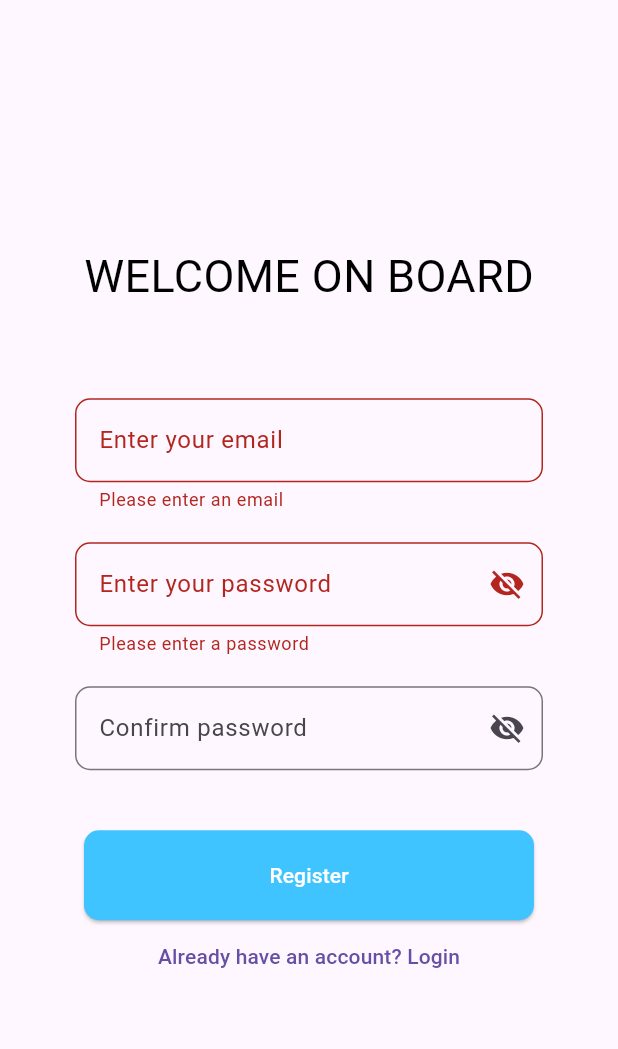
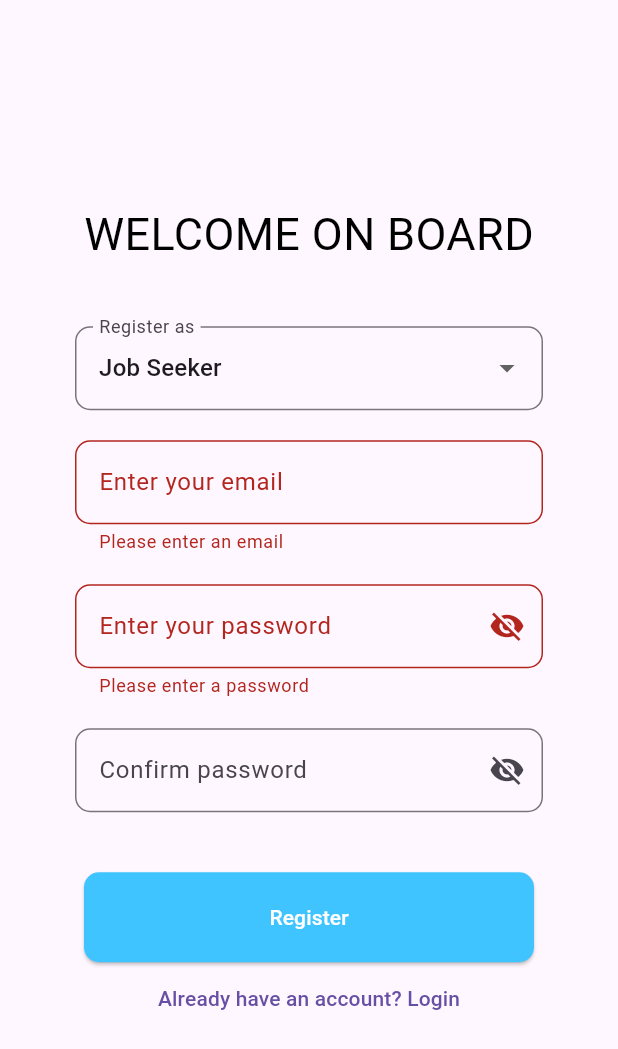
Before and after one commit to Mohau051/fixem, a Flutter app: the RegisterPage screen opened by its route, after a tap on "Register", on a phone screen of 412 x 824 dp. Shown: the top 1049 px of the screen. Run offline on Flutter 3.47's test engine with Material 3 defaults, Android fonts, the phone set to English and light mode, and no system bars; our stand-ins replace cloud_firestore, file_picker, firebase_auth, firebase_core, firebase_storage, youtube_player_flutter; accounts and stored records are empty; Roboto replaces fonts that are missing (Moulpali).

Commit message:
latest changes

```diff
--- a/lib/main.dart
+++ b/lib/main.dart
@@ -31,7 +31,7 @@ class MyApp extends StatelessWidget {
     return MaterialApp(
 
       debugShowCheckedModeBanner: false,
-      initialRoute: RouteManger.dashboard,
+      initialRoute: RouteManger.homePage,
       onGenerateRoute: RouteManger.generateRoute,
     );
   }
--- a/lib/pages/register_page.dart
+++ b/lib/pages/register_page.dart
@@ -18,10 +18,12 @@ class _RegisterPageState extends State<RegisterPage> {
   String _email = '';
   String _password = '';
   String _confirmPassword = '';
+  String _userType = 'Job Seeker';
   bool _isLoading = false; //loading state
   bool _isPasswordVisible = false; //password visibility toggle
   bool _isConfirmPasswordVisible = false; //confirm password visibility toggle
 
+  final List<String> _userTypes = ['Job Seeker' ,'Employer'];
   // Email validator with regex
   String? _validateEmail(String? value) {
     if (value == null || value.isEmpty) return 'Please enter an email';
@@ -57,8 +59,21 @@ class _RegisterPageState extends State<RegisterPage> {
 
         setState(() => _isLoading = false);
 
+
         if (user != null) {
-          Navigator.pushReplacementNamed(context, RouteManger.login);
+          switch (_userType) {
+            case 'Job Seeker':
+              Navigator.pushReplacementNamed(context, RouteManger.createProfile);
+              break;
+            case 'Employer':
+              Navigator.pushReplacementNamed(context, RouteManger.createjob);
+              break;
+            case 'Service Provider':
+              Navigator.pushReplacementNamed(context, RouteManger.dashboard); // Or specify a route for service providers
+              break;
+            default:
+              Navigator.pushReplacementNamed(context, RouteManger.login);
+          }
         } else {
           ScaffoldMessenger.of(context).showSnackBar(
             const SnackBar(content: Text('Registration failed. Try again.')),
@@ -111,7 +126,36 @@ class _RegisterPageState extends State<RegisterPage> {
                   fontFamily: 'Moulpali',
                 ),
               ),
-              const SizedBox(height: 60),
+              const SizedBox(height: 40),
+                    // User type dropdown (LINE 120-142: Added dropdown for user type selection)
+              DropdownButtonFormField<String>(
+                decoration: InputDecoration(
+                  border: OutlineInputBorder(
+                    borderRadius: BorderRadius.circular(10),
+                  ),
+                  labelText: 'Register as',
+                ),
+                value: _userType,
+                items: _userTypes.map((String type) {
+                  return DropdownMenuItem<String>(
+                    value: type,
+                    child: Text(type),
+                  );
+                }).toList(),
+                onChanged: (String? newValue) {
+                  setState(() {
+                    _userType = newValue!;
+                  });
+                },
+                validator: (value) {
+                  if (value == null || value.isEmpty) {
+                    return 'Please select a user type';
+                  }
+                  return null;
+                },
+              ),
+              const SizedBox(height: 20),
+
 
               // Email input field
               TextFormField(
```
